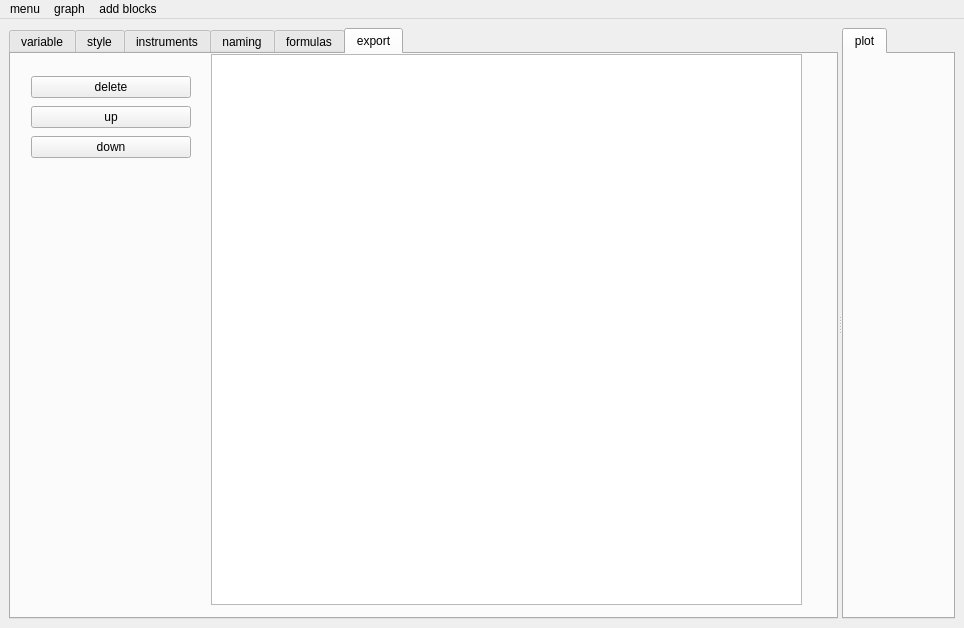
The window that mainwindow.ui (VariPor/laboratory_work_handler) describes before a commit, drawn with Qt 5.
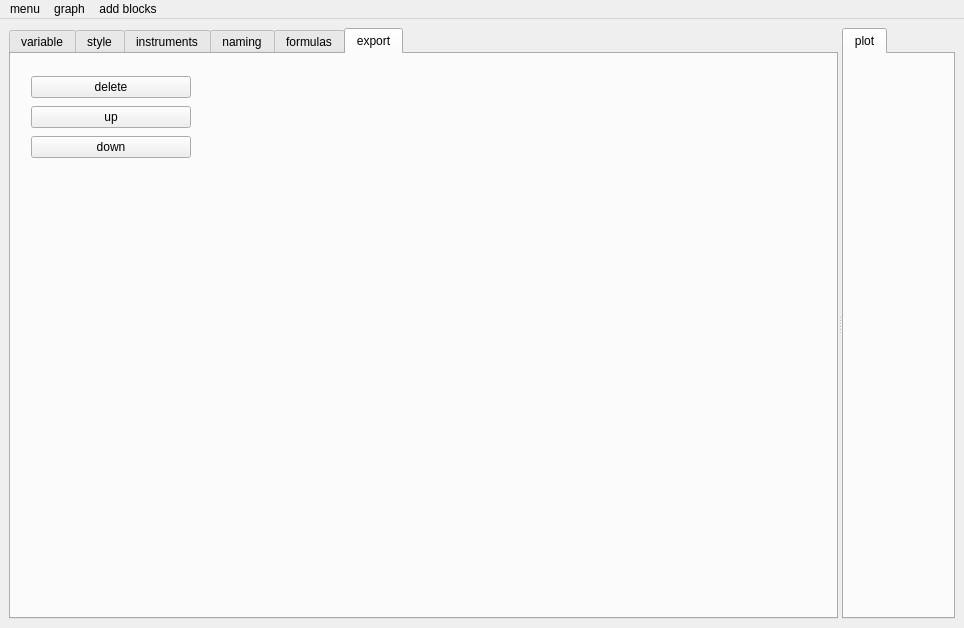
The same window after the commit. The open tabs and pages were chosen to show the change. Custom widgets are drawn as their Qt base class.

Patch:
```diff
--- a/mainwindow.ui
+++ b/mainwindow.ui
@@ -244,15 +244,16 @@
           </item>
          </layout>
         </widget>
-        <widget class="QTextEdit" name="ODF_export">
+        <widget class="QWidget" name="verticalLayoutWidget_2">
          <property name="geometry">
           <rect>
            <x>200</x>
-           <y>0</y>
+           <y>10</y>
            <width>591</width>
-           <height>551</height>
+           <height>531</height>
           </rect>
          </property>
+         <layout class="QVBoxLayout" name="verticalLayout_2"/>
         </widget>
        </widget>
       </widget>
```
Left out of the diff: 2 changed lines with no effect on the pictures.
